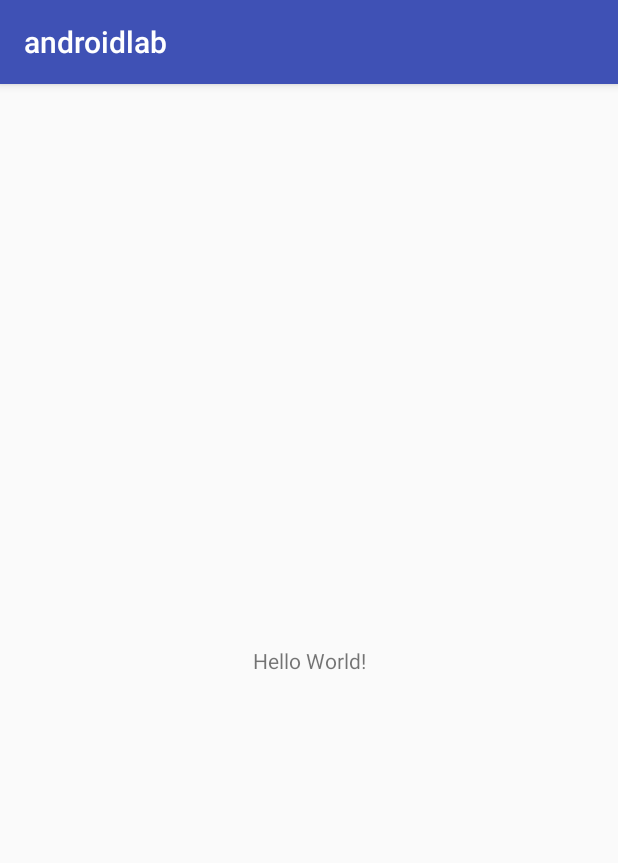
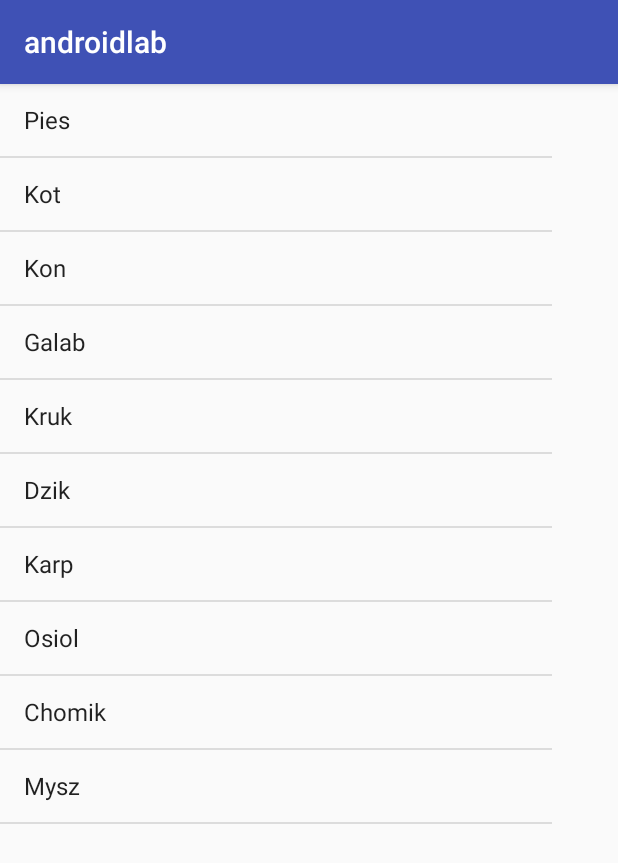
Before and after one commit to RekinPustelnik/androidlab, an Android app: the screen it shows after launch (MainActivity), on a phone screen of 412 x 824 dp. Shown: the top 863 px of the screen. Run offline under Robolectric (Android 15) with nearby library versions, the phone set to English and light mode, and no system bars.

```diff
--- a/app/src/main/java/com/example/arcti/androidlab/MainActivity.java
+++ b/app/src/main/java/com/example/arcti/androidlab/MainActivity.java
@@ -2,16 +2,32 @@ package com.example.arcti.androidlab;
 
 import android.support.v7.app.AppCompatActivity;
 import android.os.Bundle;
+import android.widget.ArrayAdapter;
+import android.widget.ListView;
+
+import java.lang.reflect.Array;
+import java.util.ArrayList;
+import java.util.Arrays;
 
 public class MainActivity extends AppCompatActivity {
+
+    private ArrayList<String> target;
+    private ArrayAdapter adapter;
 
     @Override
     protected void onCreate(Bundle savedInstanceState) {
         super.onCreate(savedInstanceState);
         setContentView(R.layout.activity_main);
+
+        String[] valuse = new String[]{"Pies","Kot","Kon","Galab","Kruk","Dzik","Karp","Osiol","Chomik","Mysz","Jez","Karaluch"};
+        this.target = new ArrayList<String>();
+        this.target.addAll(Arrays.asList(valuse));
+
+        this.adapter = new ArrayAdapter(this,android.R.layout.simple_list_item_1,this.target);
+
+        ListView listView = (ListView) findViewById(R.id.listView);
+        listView.setAdapter(this.adapter);
     }
     //TODO cos do zriobienia
     //drugie TODO
-
-    //3 TODO
 }
--- a/app/src/main/res/layout/activity_main.xml
+++ b/app/src/main/res/layout/activity_main.xml
@@ -6,13 +6,10 @@
     android:layout_height="match_parent"
     tools:context=".MainActivity">
 
-    <TextView
-        android:layout_width="wrap_content"
-        android:layout_height="wrap_content"
-        android:text="Hello World!"
-        app:layout_constraintBottom_toBottomOf="parent"
-        app:layout_constraintLeft_toLeftOf="parent"
-        app:layout_constraintRight_toRightOf="parent"
-        app:layout_constraintTop_toTopOf="parent" />
-
+    <ListView
+        android:id="@+id/listView"
+        android:layout_width="368dp"
+        android:layout_height="495dp"
+        tools:layout_editor_absoluteX="8dp"
+        tools:layout_editor_absoluteY="8dp" />
 </android.support.constraint.ConstraintLayout>
```
